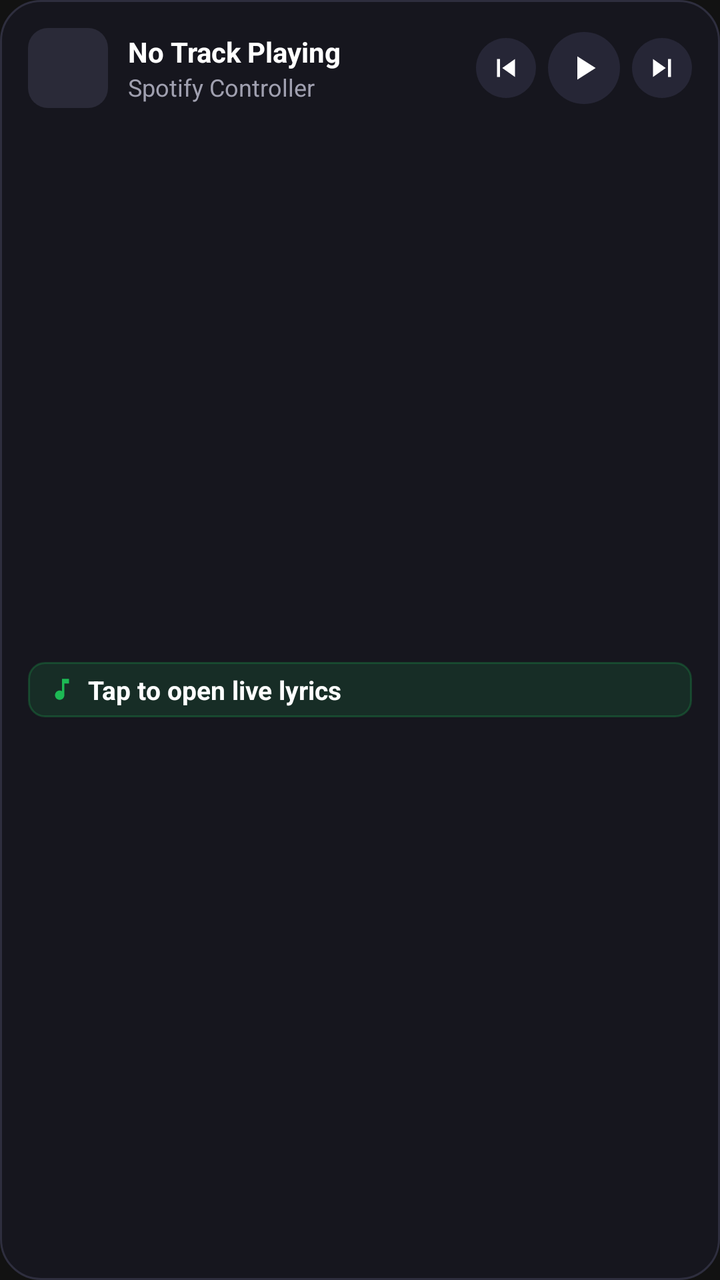
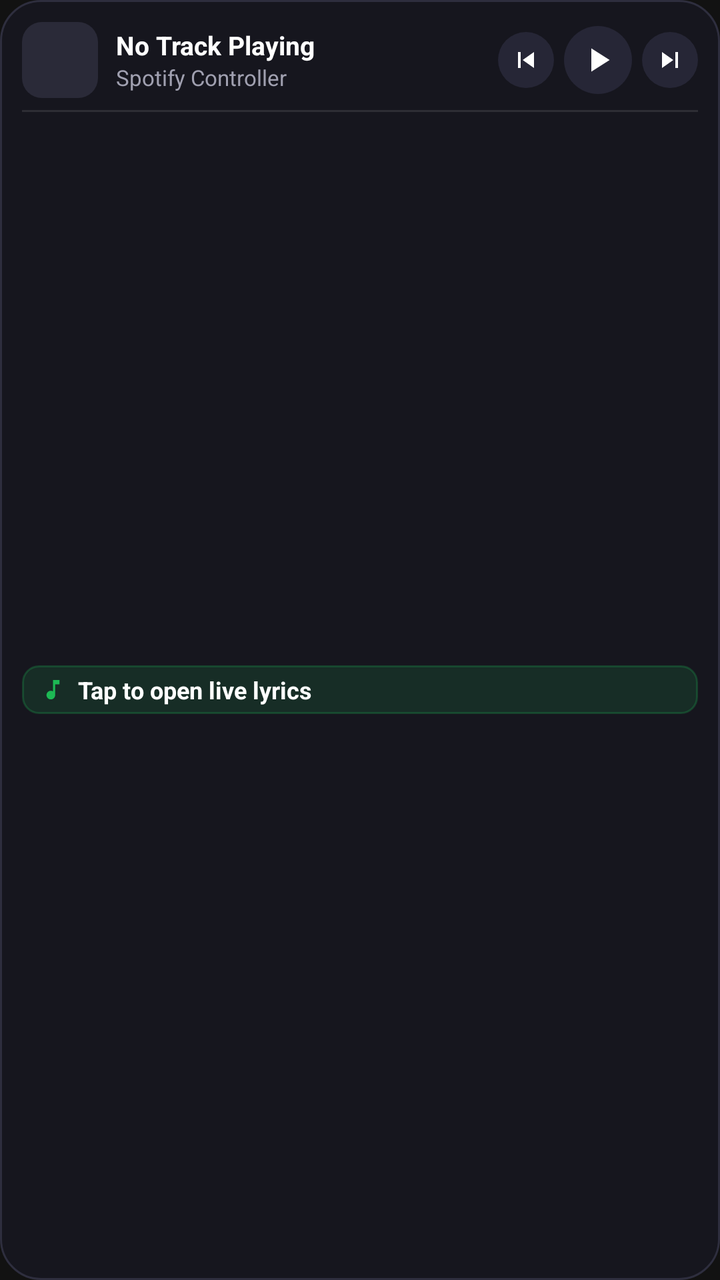

An Android layout rendered at two revisions. The XML below is the earlier revision; the diff shows what the commit changed to produce the second picture.
<!-- AndroidManifest.xml: application theme Theme.SpotifyController -->
<!-- res/layout/widget_lyrics_standard.xml -->
<?xml version="1.0" encoding="utf-8"?>
<LinearLayout xmlns:android="http://schemas.android.com/apk/res/android"
    android:id="@+id/widget_root"
    android:layout_width="match_parent"
    android:layout_height="match_parent"
    android:background="@drawable/widget_background"
    android:orientation="vertical"
    android:padding="14dp">

    
    <LinearLayout
        android:layout_width="match_parent"
        android:layout_height="wrap_content"
        android:gravity="center_vertical"
        android:orientation="horizontal">

        <ImageView
            android:id="@+id/widget_album_art"
            android:layout_width="40dp"
            android:layout_height="40dp"
            android:scaleType="centerCrop"
            android:src="@drawable/widget_album_art_placeholder" />

        <LinearLayout
            android:id="@+id/widget_track_info_container"
            android:layout_width="0dp"
            android:layout_height="wrap_content"
            android:layout_marginStart="10dp"
            android:layout_marginEnd="8dp"
            android:layout_weight="1"
            android:orientation="vertical">

            <TextView
                android:id="@+id/widget_track_title"
                android:layout_width="wrap_content"
                android:layout_height="wrap_content"
                android:ellipsize="end"
                android:maxLines="1"
                android:text="No Track Playing"
                android:textColor="#FFFFFF"
                android:textSize="14sp"
                android:textStyle="bold" />

            <TextView
                android:id="@+id/widget_artist_name"
                android:layout_width="wrap_content"
                android:layout_height="wrap_content"
                android:ellipsize="end"
                android:maxLines="1"
                android:text="Spotify Controller"
                android:textColor="#A0A0B0"
                android:textSize="12sp" />
        </LinearLayout>

        
        <LinearLayout
            android:layout_width="wrap_content"
            android:layout_height="wrap_content"
            android:gravity="center_vertical"
            android:orientation="horizontal">

            <ImageButton
                android:id="@+id/widget_btn_prev"
                android:layout_width="30dp"
                android:layout_height="30dp"
                android:background="@drawable/widget_btn_bg"
                android:contentDescription="Previous Track"
                android:padding="6dp"
                android:scaleType="fitCenter"
                android:src="@drawable/ic_widget_skip_previous" />

            <ImageButton
                android:id="@+id/widget_btn_play_pause"
                android:layout_width="36dp"
                android:layout_height="36dp"
                android:layout_marginStart="6dp"
                android:layout_marginEnd="6dp"
                android:background="@drawable/widget_btn_bg"
                android:contentDescription="Play or Pause"
                android:padding="8dp"
                android:scaleType="fitCenter"
                android:src="@drawable/ic_widget_play" />

            <ImageButton
                android:id="@+id/widget_btn_next"
                android:layout_width="30dp"
                android:layout_height="30dp"
                android:background="@drawable/widget_btn_bg"
                android:contentDescription="Next Track"
                android:padding="6dp"
                android:scaleType="fitCenter"
                android:src="@drawable/ic_widget_skip_next" />
        </LinearLayout>
    </LinearLayout>

    
    <LinearLayout
        android:id="@+id/widget_lyrics_container"
        android:layout_width="match_parent"
        android:layout_height="0dp"
        android:layout_marginTop="10dp"
        android:layout_weight="1"
        android:gravity="center_vertical"
        android:orientation="vertical">

        
        <TextView
            android:id="@+id/widget_lyric_prev"
            android:layout_width="match_parent"
            android:layout_height="wrap_content"
            android:ellipsize="end"
            android:maxLines="1"
            android:text=""
            android:textColor="#66FFFFFF"
            android:textSize="12sp" />

        
        <LinearLayout
            android:id="@+id/widget_active_line_box"
            android:layout_width="match_parent"
            android:layout_height="wrap_content"
            android:layout_marginVertical="4dp"
            android:background="@drawable/widget_active_line_bg"
            android:gravity="center_vertical"
            android:orientation="horizontal"
            android:paddingHorizontal="10dp"
            android:paddingVertical="5dp">

            <ImageView
                android:layout_width="14dp"
                android:layout_height="14dp"
                android:layout_marginEnd="6dp"
                android:src="@drawable/ic_widget_lyrics" />

            <TextView
                android:id="@+id/widget_lyric_active"
                android:layout_width="match_parent"
                android:layout_height="wrap_content"
                android:ellipsize="end"
                android:maxLines="1"
                android:text="Tap to open live lyrics"
                android:textColor="#FFFFFF"
                android:textSize="13sp"
                android:textStyle="bold" />
        </LinearLayout>

        
        <TextView
            android:id="@+id/widget_lyric_next"
            android:layout_width="match_parent"
            android:layout_height="wrap_content"
            android:ellipsize="end"
            android:maxLines="1"
            android:text=""
            android:textColor="#66FFFFFF"
            android:textSize="12sp" />

    </LinearLayout>

</LinearLayout>
<!-- resources referenced by this layout -->
<resources>
  <!-- drawable ic_widget_lyrics (drawable) -->
  <vector xmlns:android="http://schemas.android.com/apk/res/android"
      android:width="24dp"
      android:height="24dp"
      android:viewportWidth="24"
      android:viewportHeight="24">
      <path
          android:fillColor="#1DB954"
          android:pathData="M12,3v10.55c-0.59,-0.34 -1.27,-0.55 -2,-0.55 -2.21,0 -4,1.79 -4,4s1.79,4 4,4 4,-1.79 4,-4V7h4V3h-6z" />
  </vector>
  <!-- drawable ic_widget_play (drawable) -->
  <vector xmlns:android="http://schemas.android.com/apk/res/android"
      android:width="24dp"
      android:height="24dp"
      android:viewportWidth="24"
      android:viewportHeight="24">
      <path
          android:fillColor="#FFFFFFFF"
          android:pathData="M8,5v14l11,-7z" />
  </vector>
  <!-- drawable ic_widget_skip_next (drawable) -->
  <vector xmlns:android="http://schemas.android.com/apk/res/android"
      android:width="24dp"
      android:height="24dp"
      android:viewportWidth="24"
      android:viewportHeight="24">
      <path
          android:fillColor="#FFFFFFFF"
          android:pathData="M6,18l8.5,-6L6,6v12zM16,6v12h2V6h-2z" />
  </vector>
  <!-- drawable ic_widget_skip_previous (drawable) -->
  <vector xmlns:android="http://schemas.android.com/apk/res/android"
      android:width="24dp"
      android:height="24dp"
      android:viewportWidth="24"
      android:viewportHeight="24">
      <path
          android:fillColor="#FFFFFFFF"
          android:pathData="M6,6h2v12H6zm3.5,6l8.5,6V6z" />
  </vector>
  <!-- drawable widget_active_line_bg (drawable) -->
  <?xml version="1.0" encoding="utf-8"?>
  <shape xmlns:android="http://schemas.android.com/apk/res/android"
      android:shape="rectangle">
      <solid android:color="#241DB954" />
      <corners android:radius="8dp" />
      <stroke
          android:width="1dp"
          android:color="#401DB954" />
  </shape>
  <!-- drawable widget_album_art_placeholder (drawable) -->
  <?xml version="1.0" encoding="utf-8"?>
  <shape xmlns:android="http://schemas.android.com/apk/res/android"
      android:shape="rectangle">
      <solid android:color="#2A2A38" />
      <corners android:radius="10dp" />
  </shape>
  <!-- drawable widget_background (drawable) -->
  <?xml version="1.0" encoding="utf-8"?>
  <shape xmlns:android="http://schemas.android.com/apk/res/android"
      android:shape="rectangle">
      <solid android:color="#16161E" />
      <corners android:radius="20dp" />
      <stroke
          android:width="1dp"
          android:color="#2E2E3E" />
  </shape>
  <!-- drawable widget_btn_bg (drawable) -->
  <?xml version="1.0" encoding="utf-8"?>
  <shape xmlns:android="http://schemas.android.com/apk/res/android"
      android:shape="oval">
      <solid android:color="#262636" />
  </shape>
  <style name="Theme.SpotifyController" parent="android:Theme.Material.NoActionBar">
          <item name="android:statusBarColor">#00000000</item>
          <item name="android:navigationBarColor">#00000000</item>
          <item name="android:windowBackground">@color/background</item>
      </style>
  <color name="background">#121212</color>
</resources>

<!-- the commit's change to res/layout/widget_lyrics_standard.xml (unified diff, before → after) -->
@@ -5,7 +5,7 @@
     android:layout_height="match_parent"
     android:background="@drawable/widget_background"
     android:orientation="vertical"
-    android:padding="14dp">
+    android:padding="11dp">
 
     
     <LinearLayout
@@ -16,8 +16,8 @@
 
         <ImageView
             android:id="@+id/widget_album_art"
-            android:layout_width="40dp"
-            android:layout_height="40dp"
+            android:layout_width="38dp"
+            android:layout_height="38dp"
             android:scaleType="centerCrop"
             android:src="@drawable/widget_album_art_placeholder" />
 
@@ -25,7 +25,7 @@
             android:id="@+id/widget_track_info_container"
             android:layout_width="0dp"
             android:layout_height="wrap_content"
-            android:layout_marginStart="10dp"
+            android:layout_marginStart="9dp"
             android:layout_marginEnd="8dp"
             android:layout_weight="1"
             android:orientation="vertical">
@@ -38,7 +38,7 @@
                 android:maxLines="1"
                 android:text="No Track Playing"
                 android:textColor="#FFFFFF"
-                android:textSize="14sp"
+                android:textSize="13sp"
                 android:textStyle="bold" />
 
             <TextView
@@ -49,7 +49,7 @@
                 android:maxLines="1"
                 android:text="Spotify Controller"
                 android:textColor="#A0A0B0"
-                android:textSize="12sp" />
+                android:textSize="11sp" />
         </LinearLayout>
 
         
@@ -61,8 +61,8 @@
 
             <ImageButton
                 android:id="@+id/widget_btn_prev"
-                android:layout_width="30dp"
-                android:layout_height="30dp"
+                android:layout_width="28dp"
+                android:layout_height="28dp"
                 android:background="@drawable/widget_btn_bg"
                 android:contentDescription="Previous Track"
                 android:padding="6dp"
@@ -71,20 +71,20 @@
 
             <ImageButton
                 android:id="@+id/widget_btn_play_pause"
-                android:layout_width="36dp"
-                android:layout_height="36dp"
-                android:layout_marginStart="6dp"
-                android:layout_marginEnd="6dp"
+                android:layout_width="34dp"
+                android:layout_height="34dp"
+                android:layout_marginStart="5dp"
+                android:layout_marginEnd="5dp"
                 android:background="@drawable/widget_btn_bg"
                 android:contentDescription="Play or Pause"
-                android:padding="8dp"
+                android:padding="7dp"
                 android:scaleType="fitCenter"
                 android:src="@drawable/ic_widget_play" />
 
             <ImageButton
                 android:id="@+id/widget_btn_next"
-                android:layout_width="30dp"
-                android:layout_height="30dp"
+                android:layout_width="28dp"
+                android:layout_height="28dp"
                 android:background="@drawable/widget_btn_bg"
                 android:contentDescription="Next Track"
                 android:padding="6dp"
@@ -94,11 +94,18 @@
     </LinearLayout>
 
     
+    <FrameLayout
+        android:layout_width="match_parent"
+        android:layout_height="1dp"
+        android:layout_marginTop="6dp"
+        android:layout_marginBottom="5dp"
+        android:background="#1AFFFFFF" />
+
+    
     <LinearLayout
         android:id="@+id/widget_lyrics_container"
         android:layout_width="match_parent"
         android:layout_height="0dp"
-        android:layout_marginTop="10dp"
         android:layout_weight="1"
         android:gravity="center_vertical"
         android:orientation="vertical">
@@ -112,23 +119,23 @@
             android:maxLines="1"
             android:text=""
             android:textColor="#66FFFFFF"
-            android:textSize="12sp" />
+            android:textSize="11sp" />
 
         
         <LinearLayout
             android:id="@+id/widget_active_line_box"
             android:layout_width="match_parent"
             android:layout_height="wrap_content"
-            android:layout_marginVertical="4dp"
+            android:layout_marginVertical="3dp"
             android:background="@drawable/widget_active_line_bg"
             android:gravity="center_vertical"
             android:orientation="horizontal"
-            android:paddingHorizontal="10dp"
-            android:paddingVertical="5dp">
+            android:paddingHorizontal="9dp"
+            android:paddingVertical="4dp">
 
             <ImageView
-                android:layout_width="14dp"
-                android:layout_height="14dp"
+                android:layout_width="13dp"
+                android:layout_height="13dp"
                 android:layout_marginEnd="6dp"
                 android:src="@drawable/ic_widget_lyrics" />
 
@@ -140,7 +147,7 @@
                 android:maxLines="1"
                 android:text="Tap to open live lyrics"
                 android:textColor="#FFFFFF"
-                android:textSize="13sp"
+                android:textSize="12sp"
                 android:textStyle="bold" />
         </LinearLayout>
 
@@ -153,7 +160,7 @@
             android:maxLines="1"
             android:text=""
             android:textColor="#66FFFFFF"
-            android:textSize="12sp" />
+            android:textSize="11sp" />
 
     </LinearLayout>
 
